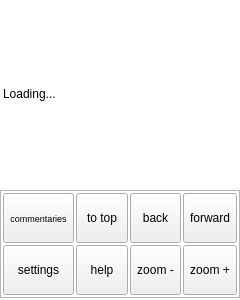
Old version of the form android-exp/mobileapp.ui in the repository MosheWagner/Orayta-QT.
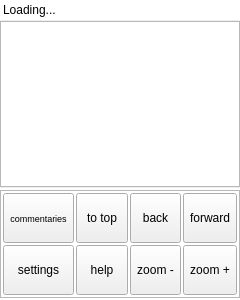
New version of the form. The open tabs and pages were chosen to show the change. Icons and pictures are not drawn.

Diff of the .ui file:
```diff
--- a/android-exp/mobileapp.ui
+++ b/android-exp/mobileapp.ui
@@ -592,6 +592,9 @@
          </layout>
         </widget>
        </item>
+       <item>
+        <widget class="QTextBrowser" name="textBrowser"/>
+       </item>
        <item>
         <widget class="QFrame" name="dispalyMenu">
          <property name="sizePolicy">
```
Left out of the diff: 2 changed lines with no effect on the pictures.
